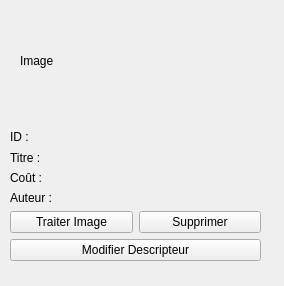
Before: the Qt Designer form Facility/afficheurdescripteur.ui in etsi-kekeli/gestion_bibliotheque_image, drawn with Qt 5.
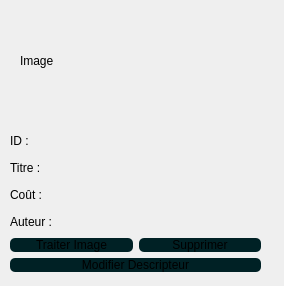
After: the same form once the commit is applied.

Commit message: design mainwindow

What changed in the file:
```diff
--- a/Facility/afficheurdescripteur.ui
+++ b/Facility/afficheurdescripteur.ui
@@ -26,13 +26,13 @@
     <string>Image</string>
    </property>
   </widget>
-  <widget class="QWidget" name="">
+  <widget class="QWidget" name="layoutWidget">
    <property name="geometry">
     <rect>
      <x>10</x>
      <y>130</y>
      <width>251</width>
-     <height>131</height>
+     <height>142</height>
     </rect>
    </property>
    <layout class="QVBoxLayout" name="verticalLayout">
@@ -72,6 +72,11 @@
      <layout class="QHBoxLayout" name="horizontalLayout">
       <item>
        <widget class="QPushButton" name="btnTraiter">
+        <property name="styleSheet">
+         <string notr="true">background-color: rgb(0, 33, 37);
+border-radius:5px;
+font: 700 10pt &quot;Ubuntu&quot;;</string>
+        </property>
         <property name="text">
          <string>Traiter Image</string>
         </property>
@@ -79,6 +84,11 @@
       </item>
       <item>
        <widget class="QPushButton" name="btnSupprimer">
+        <property name="styleSheet">
+         <string notr="true">background-color: rgb(0, 33, 37);
+border-radius:5px;
+font: 700 10pt &quot;Ubuntu&quot;;</string>
+        </property>
         <property name="text">
          <string>Supprimer</string>
         </property>
@@ -88,6 +98,11 @@
     </item>
     <item>
      <widget class="QPushButton" name="btnModifier">
+      <property name="styleSheet">
+       <string notr="true">background-color: rgb(0, 33, 37);
+border-radius:5px;
+font: 700 10pt &quot;Ubuntu&quot;;</string>
+      </property>
       <property name="text">
        <string>Modifier Descripteur</string>
       </property>
```
The commit also changes 6 other files.
